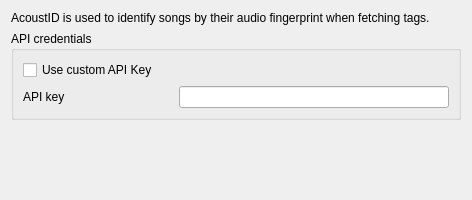
Above: src/settings/acoustidsettingspage.ui from RoundSalmon4/blended-strawberry before the change. Below: the same form after it.
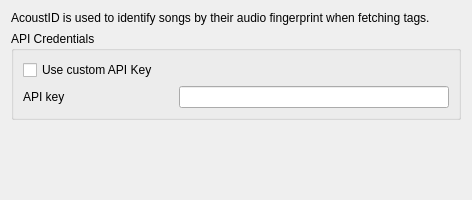
That is the form after the change.

The edit to the form file:
```diff
--- a/src/settings/acoustidsettingspage.ui
+++ b/src/settings/acoustidsettingspage.ui
@@ -33,7 +33,7 @@
       </sizepolicy>
      </property>
      <property name="title">
-      <string>API credentials</string>
+      <string>API Credentials</string>
      </property>
      <layout class="QFormLayout" name="layout_credential_group">
       <item row="0" column="0">
```
Left out of the diff: 4 changed lines with no effect on the pictures.
